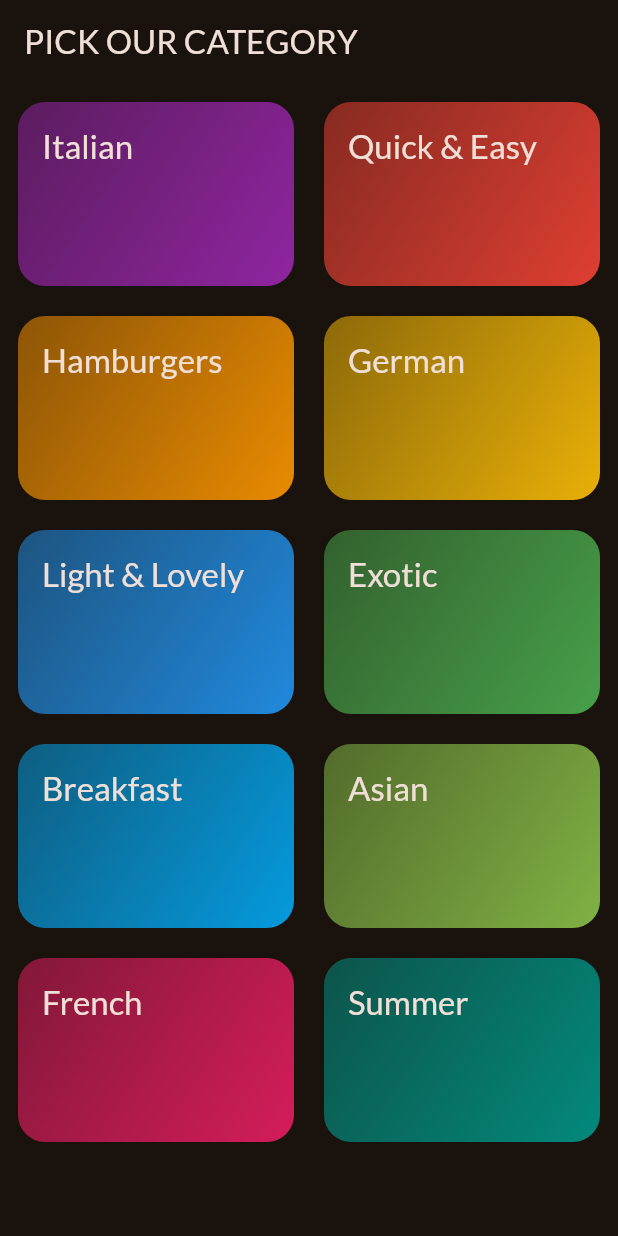
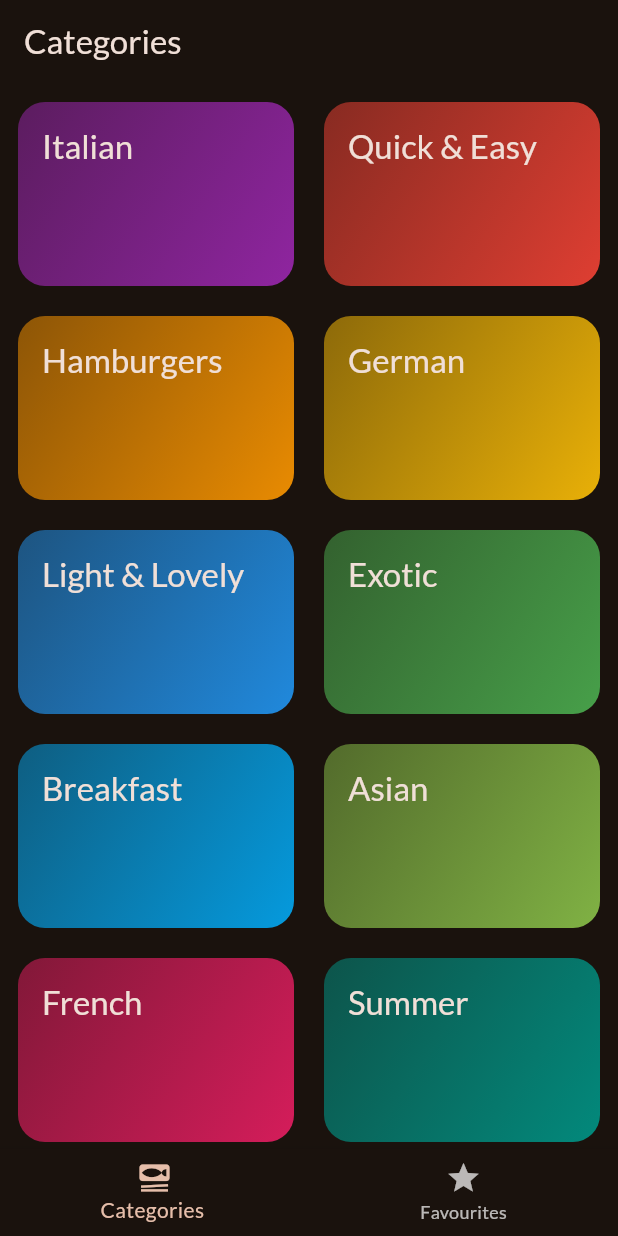
Before and after one commit to Shivansh1602/meals-app, a Flutter app: the screen it shows after launch, on a phone screen of 412 x 824 dp. Run offline on Flutter 3.47's test engine with Material 3 defaults, Android fonts, the phone set to English and light mode, and no system bars; our stand-ins replace google_fonts, transparent_image.

Commit message:
added a bottom navigation bar,Switching between Categories and Favourites,AppBar title updates based on the selected tab.

```diff
--- a/lib/main.dart
+++ b/lib/main.dart
@@ -2,6 +2,7 @@ import 'package:flutter/material.dart';
 
 import 'package:google_fonts/google_fonts.dart';
 import 'package:meals/screen_widgets/categories_screen.dart';
+import 'package:meals/screen_widgets/tabs_screen.dart';
 
 
 final theme = ThemeData(
@@ -26,7 +27,7 @@ class App extends StatelessWidget {
     return MaterialApp(
       debugShowCheckedModeBanner: false,
       theme: theme,
-      home:const  CategoriesScreen()
+      home:const  TabsScreen()
     );
   }
 }
--- a/lib/screen_widgets/categories_screen.dart
+++ b/lib/screen_widgets/categories_screen.dart
@@ -24,9 +24,7 @@ class CategoriesScreen extends StatelessWidget {
 
   @override
   Widget build(BuildContext context) {
-    return Scaffold(
-      appBar: AppBar(title: Text("PICK OUR CATEGORY")),
-      body: GridView(
+    return GridView(
         //body is the main content of the screen and using gridveiw so to display categories as grid
         padding: EdgeInsets.all(12),
         gridDelegate: const SliverGridDelegateWithFixedCrossAxisCount(
@@ -46,7 +44,7 @@ class CategoriesScreen extends StatelessWidget {
               // how every category is to be displayed on the screen with all the customization done in categoryGriditem file
             ),
         ],
-      ),
-    );
+      );
+
   }
 }
--- a/lib/screen_widgets/tabs_screen.dart
+++ b/lib/screen_widgets/tabs_screen.dart
@@ -1,8 +1,12 @@
 import 'package:flutter/material.dart';
+import 'package:meals/screen_widgets/categories_screen.dart';
+import 'package:meals/screen_widgets/meals_screen.dart';
 
 // for tabs
 class TabsScreen extends StatefulWidget {
   const TabsScreen({super.key});
+
+
 
   @override
   State<TabsScreen> createState() {
@@ -11,13 +15,54 @@ class TabsScreen extends StatefulWidget {
 }
 
 class _TabsScreenState extends State<TabsScreen> {
+
+  int _selectPageIndex=0;// setting the 0 index for one page and 1 for another page
+
+  void _selectPage(int index){// function created to change to the page by changing the index and connecting it to the ontap
+  setState(() {
+    _selectPageIndex=index;
+  });
+
+  }
+
+
   @override
   Widget build(BuildContext context) {
-    return Scaffold(
-      appBar: AppBar(title: Text('dynamic text to be passed here '),
-      ),
+
+  Widget activePage=const CategoriesScreen();
+  var activePageTitle='Categories';
+
+       if( _selectPageIndex==1){
+        activePage=const MealsScreen( meals:[] );
+        activePageTitle='your Favourites';
+      }
 
 
+
+    return Scaffold(
+      appBar: AppBar(
+        title: Text(activePageTitle),
+        ),
+
+    body: activePage,
+
+
+      bottomNavigationBar: BottomNavigationBar(// creating a bottom navigation bar
+      currentIndex: _selectPageIndex,
+
+
+        onTap: _selectPage,   // changes the page
+        items: const[
+          BottomNavigationBarItem(
+            icon: Icon(Icons.set_meal),
+            label: 'Categories ',
+          ),
+          BottomNavigationBarItem(
+            icon: Icon(Icons.star),
+            label: 'Favourites'
+            ),
+        ],
+      ),
     );
   }
 }
```
Also changed, not shown: lib/screen_widgets/meals_screen.dart (+7 -3 lines).
